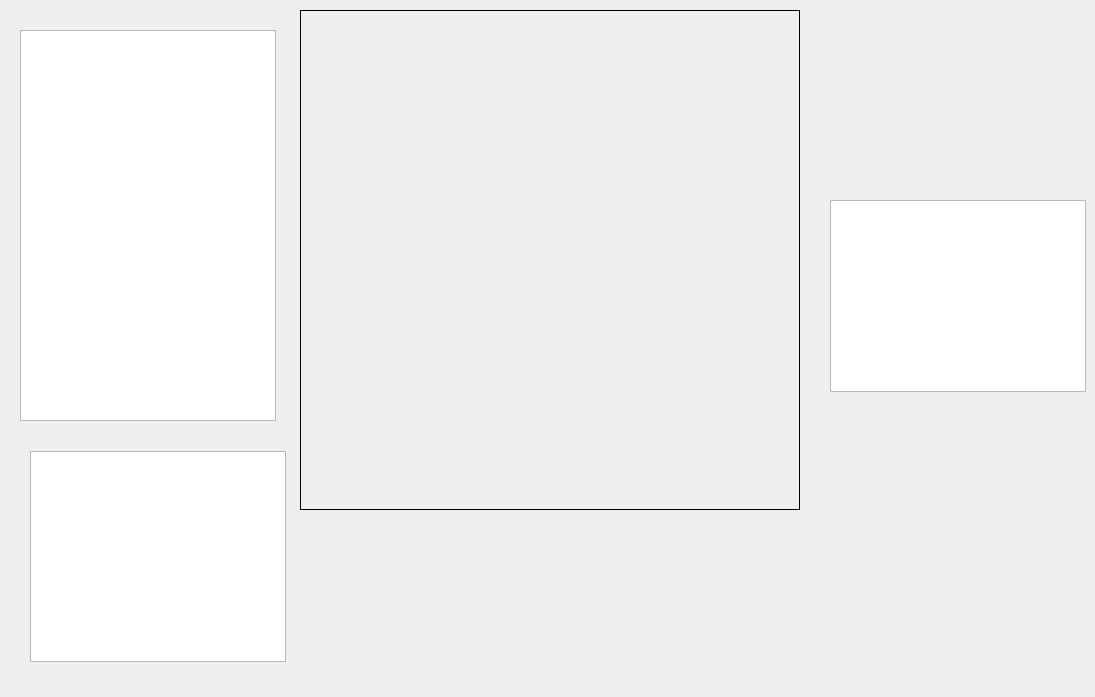
The window that Unilever/personalcardwidget.ui (kokian/Unilever_v2) describes before a commit, drawn with Qt 5.
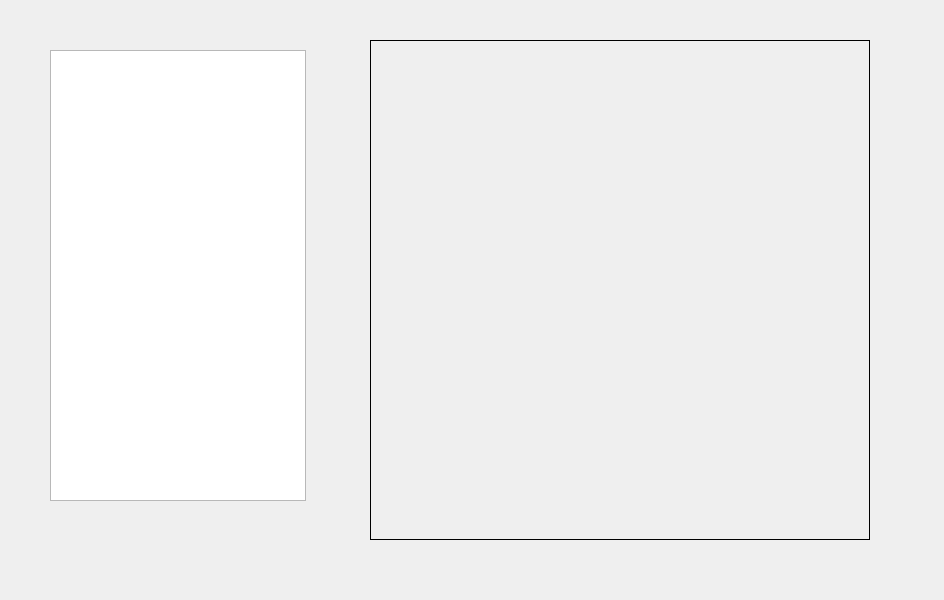
The same window after the commit.

```diff
--- a/Unilever/personalcardwidget.ui
+++ b/Unilever/personalcardwidget.ui
@@ -1,36 +1,37 @@
 <?xml version="1.0" encoding="UTF-8"?>
 <ui version="4.0">
  <class>PersonalCardWidget</class>
- <widget class="QWidget" name="PersonalCardWidget">
-  <property name="modal" stdset="0">
-   <bool>false</bool>
+ <widget class="QMainWindow" name="PersonalCardWidget">
+  <property name="windowModality">
+   <enum>Qt::ApplicationModal</enum>
   </property>
   <property name="geometry">
    <rect>
     <x>0</x>
     <y>0</y>
-    <width>1095</width>
-    <height>697</height>
+    <width>944</width>
+    <height>600</height>
    </rect>
   </property>
   <property name="windowTitle">
    <string>Карточка сотрудника</string>
   </property>
-  <widget class="QTableView" name="personalInfoTableView">
+  <widget class="QWidget" name="centralwidget">
+   <widget class="QTableView" name="personalSkillsTableView">
    <property name="geometry">
     <rect>
-     <x>20</x>
-     <y>30</y>
+      <x>50</x>
+      <y>50</y>
      <width>256</width>
-     <height>391</height>
+      <height>451</height>
     </rect>
    </property>
   </widget>
   <widget class="QLabel" name="label">
    <property name="geometry">
     <rect>
-     <x>300</x>
-     <y>10</y>
+      <x>370</x>
+      <y>40</y>
      <width>500</width>
      <height>500</height>
     </rect>
@@ -41,39 +42,7 @@
    <property name="text">
     <string/>
    </property>
-   <property name="scaledContents">
-    <bool>false</bool>
-   </property>
-  </widget>
-  <widget class="QTableView" name="averageStatsTableView">
-   <property name="geometry">
-    <rect>
-     <x>30</x>
-     <y>451</y>
-     <width>256</width>
-     <height>211</height>
-    </rect>
-   </property>
-  </widget>
-  <widget class="QTableView" name="personalSkillsTableView">
-   <property name="geometry">
-    <rect>
-     <x>830</x>
-     <y>200</y>
-     <width>256</width>
-     <height>192</height>
-    </rect>
-   </property>
-  </widget>
-  <widget class="QWidget" name="radarWidget" native="true">
-   <property name="geometry">
-    <rect>
-     <x>830</x>
-     <y>50</y>
-     <width>256</width>
-     <height>141</height>
-    </rect>
-   </property>
+   </widget>
   </widget>
  </widget>
  <resources/>
```
Left out of the diff: 2 changed lines with no effect on the pictures. Lines whose indentation alone changed are shown as unchanged.
